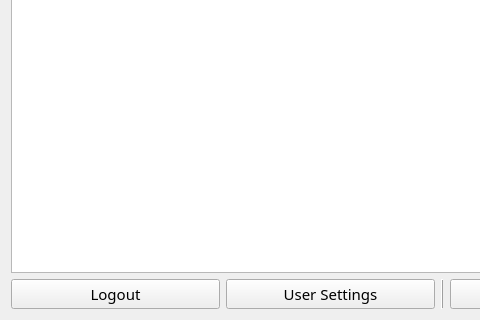
Qt form ui/accounts.ui (ApostolisTs/PasswordManager) before a commit; both pictures show x 0 to 480 and y 280 to 600 of the 1100 by 600 pixel window.
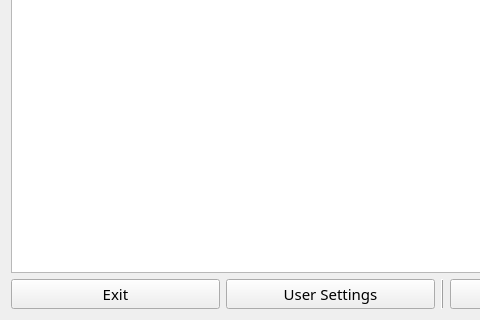
The same form after that commit.

The edit to the form file:
```diff
--- a/ui/accounts.ui
+++ b/ui/accounts.ui
@@ -162,7 +162,7 @@
         </font>
        </property>
        <property name="text">
-        <string>Logout</string>
+        <string>Exit</string>
        </property>
       </widget>
      </item>
```
Left out of the diff: 2 changed lines with no effect on the pictures.
